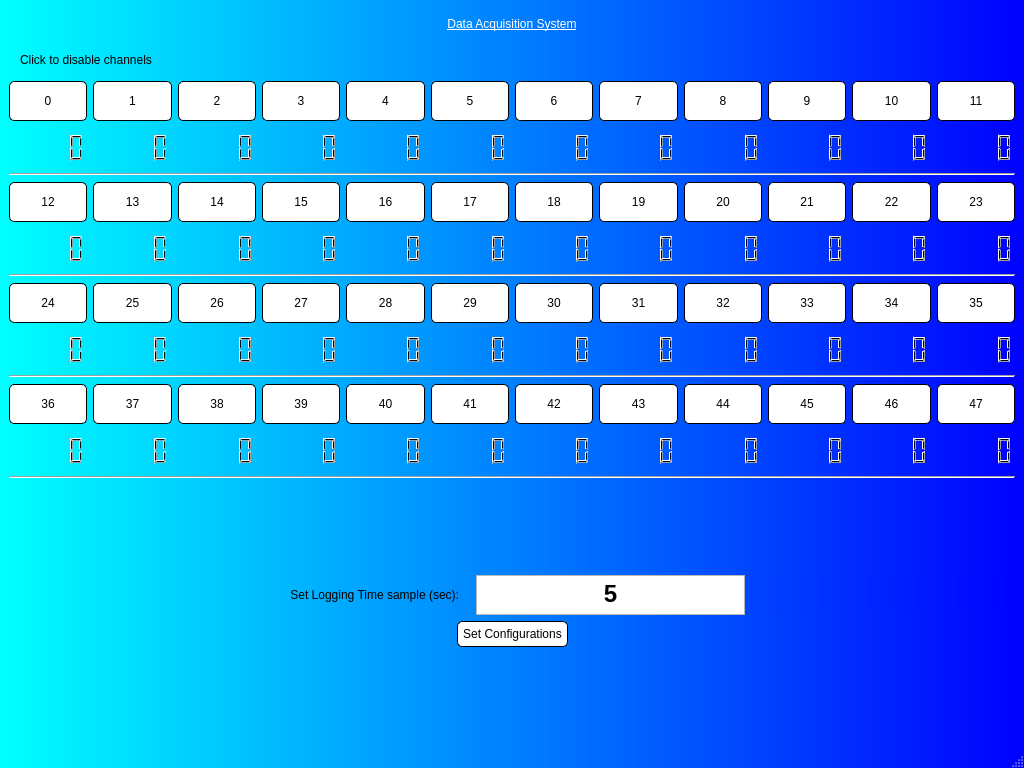
Old version of the form mainwindow.ui in the repository Mubshr07/DAQ.
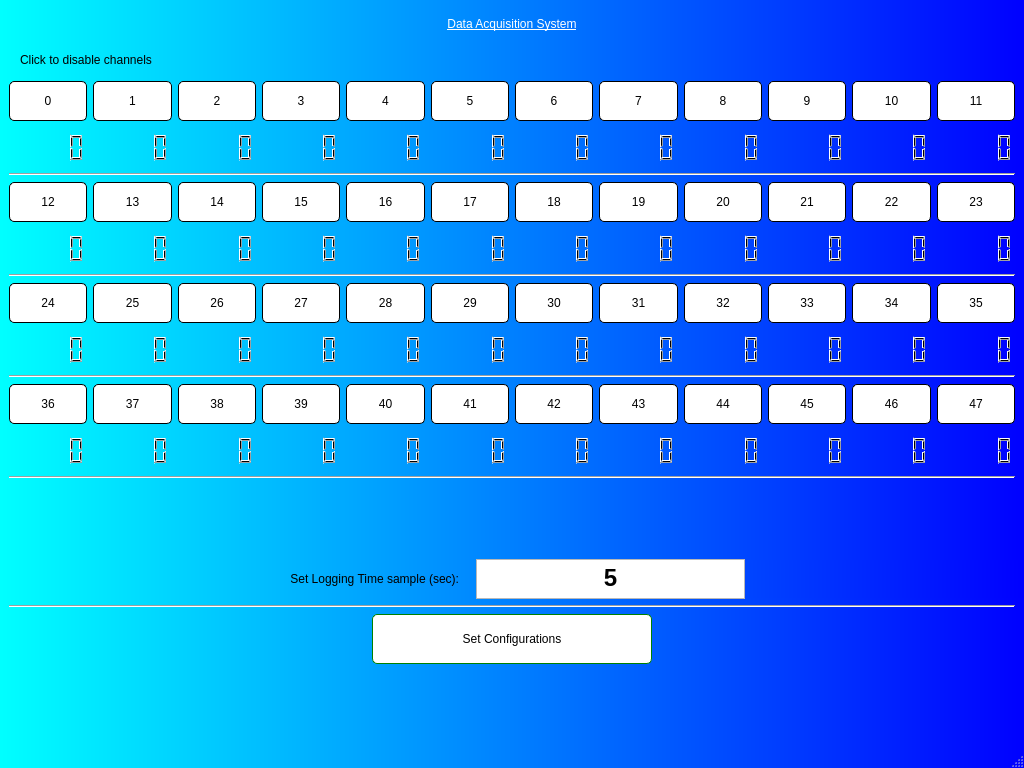
New version of the form.

Commit message: Second commit, before changing the Grpah GUI

The edit to the form file:
```diff
--- a/mainwindow.ui
+++ b/mainwindow.ui
@@ -1791,6 +1791,13 @@
       </item>
      </layout>
     </item>
+    <item>
+     <widget class="Line" name="line_5">
+      <property name="orientation">
+       <enum>Qt::Horizontal</enum>
+      </property>
+     </widget>
+    </item>
     <item>
      <layout class="QHBoxLayout" name="horizontalLayout_6">
       <item>
@@ -1808,6 +1815,15 @@
       </item>
       <item>
        <widget class="QPushButton" name="pb_SetConfiguration">
+        <property name="minimumSize">
+         <size>
+          <width>280</width>
+          <height>50</height>
+         </size>
+        </property>
+        <property name="styleSheet">
+         <string notr="true">border-color:green;</string>
+        </property>
         <property name="text">
          <string>Set Configurations</string>
         </property>
```
The commit also changes 4 other files.
